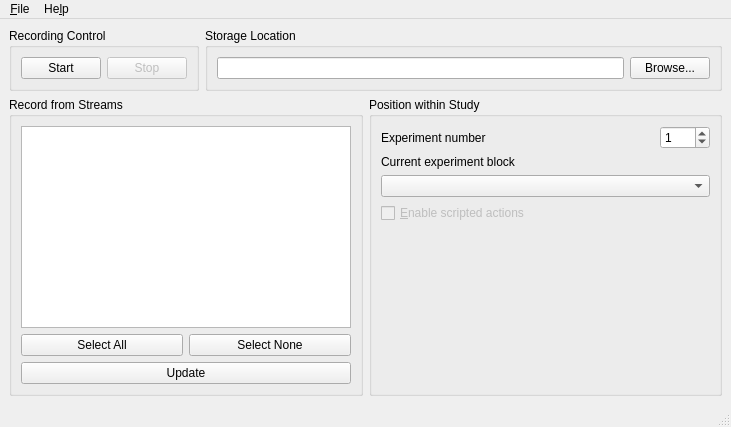
This is mainwindow.ui in labstreaminglayer/App-LabRecorder as Qt 5 draws it before an edit. The edited form follows.
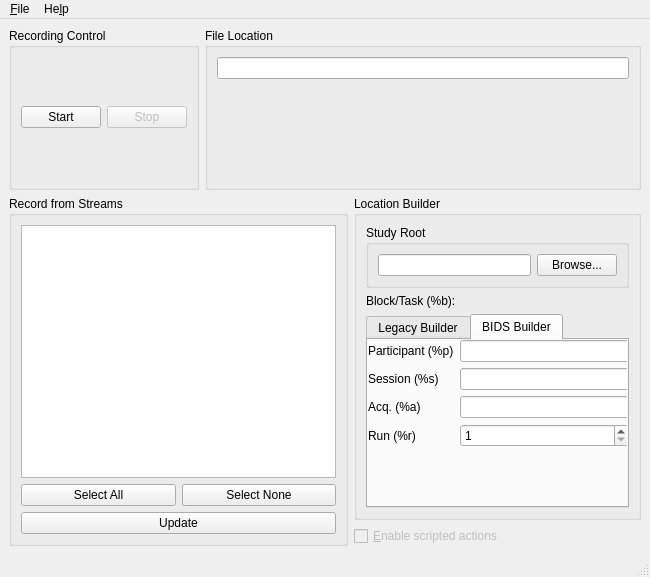
This is the edited form. The open tabs and pages were chosen to show the change. Icons and pictures are not drawn.

Patch:
```diff
--- a/mainwindow.ui
+++ b/mainwindow.ui
@@ -6,19 +6,17 @@
    <rect>
     <x>0</x>
     <y>0</y>
-    <width>731</width>
-    <height>427</height>
+    <width>650</width>
+    <height>577</height>
    </rect>
   </property>
   <property name="windowTitle">
    <string>Lab Recorder</string>
   </property>
   <widget class="QWidget" name="centralwidget">
-   <layout class="QVBoxLayout" name="verticalLayout_3">
-    <item>
-     <layout class="QHBoxLayout" name="horizontalLayout_3">
-      <item>
-       <widget class="QGroupBox" name="groupBox">
+   <layout class="QGridLayout" name="gridLayout_master">
+    <item row="0" column="0">
+     <widget class="QGroupBox" name="groupBox_recording">
         <property name="title">
          <string>Recording Control</string>
         </property>
@@ -50,45 +48,31 @@
         </layout>
        </widget>
       </item>
-      <item>
-       <widget class="QGroupBox" name="groupBox_2">
+    <item row="0" column="1" colspan="3">
+     <widget class="QGroupBox" name="groupBox_location">
         <property name="title">
-         <string>Storage Location</string>
-        </property>
-        <layout class="QHBoxLayout" name="horizontalLayout_2">
+       <string>File Location</string>
+      </property>
+      <layout class="QVBoxLayout" name="verticalLayout">
          <item>
-          <widget class="QLineEdit" name="locationEdit">
-           <property name="minimumSize">
-            <size>
-             <width>361</width>
-             <height>0</height>
-            </size>
-           </property>
-          </widget>
+        <widget class="QLineEdit" name="locationEdit"/>
          </item>
          <item>
-          <widget class="QPushButton" name="browseButton">
+        <widget class="QLabel" name="locationLabel">
            <property name="text">
-            <string>Browse...</string>
-           </property>
-           <property name="shortcut">
-            <string>Ctrl+B</string>
-           </property>
+          <string/>
+         </property>
           </widget>
          </item>
         </layout>
        </widget>
       </item>
-     </layout>
-    </item>
-    <item>
-     <layout class="QHBoxLayout" name="horizontalLayout_4">
-      <item>
-       <widget class="QGroupBox" name="groupBox_3">
+    <item row="1" column="0" rowspan="3" colspan="2">
+     <widget class="QGroupBox" name="groupBox_streams">
         <property name="title">
          <string>Record from Streams</string>
         </property>
-        <layout class="QVBoxLayout" name="verticalLayout_2">
+      <layout class="QVBoxLayout" name="verticalLayout_streams">
          <item>
           <widget class="QListWidget" name="streamList">
            <property name="selectionMode">
@@ -130,43 +114,81 @@
         </layout>
        </widget>
       </item>
+    <item row="1" column="2" rowspan="2" colspan="2">
+     <widget class="QGroupBox" name="groupBox_locationBuilder">
+      <property name="title">
+       <string>Location Builder</string>
+      </property>
+      <layout class="QVBoxLayout" name="verticalLayout_locationBuilder">
+       <property name="title" stdset="0">
+        <string>Location Builder</string>
+       </property>
       <item>
-       <widget class="QGroupBox" name="groupBox_4">
+        <widget class="QGroupBox" name="groupBox_rootFolder">
         <property name="title">
-         <string>Position within Study</string>
-        </property>
-        <layout class="QVBoxLayout" name="verticalLayout">
+          <string>Study Root</string>
+         </property>
+         <layout class="QHBoxLayout" name="horizontalLayout_studyRoot">
          <item>
-          <layout class="QHBoxLayout" name="horizontalLayout_5">
+           <widget class="QLineEdit" name="rootEdit"/>
+          </item>
            <item>
-            <widget class="QLabel" name="label">
-             <property name="sizePolicy">
-              <sizepolicy hsizetype="MinimumExpanding" vsizetype="Preferred">
-               <horstretch>0</horstretch>
-               <verstretch>0</verstretch>
-              </sizepolicy>
-             </property>
+           <widget class="QPushButton" name="rootBrowseButton">
+            <property name="text">
+             <string>Browse...</string>
+            </property>
+            <property name="shortcut">
+             <string>Ctrl+B</string>
+            </property>
+           </widget>
+          </item>
+         </layout>
+        </widget>
+       </item>
+       <item>
+        <layout class="QHBoxLayout" name="horizontalLayout_blockTask">
+         <item>
+          <widget class="QLabel" name="label_currBlock">
              <property name="text">
-              <string>Experiment number</string>
+            <string>Block/Task (%b):</string>
              </property>
             </widget>
            </item>
+        </layout>
+       </item>
            <item>
+        <widget class="QTabWidget" name="tabWidget_storage">
+         <property name="currentIndex">
+          <number>0</number>
+         </property>
+         <widget class="QWidget" name="tab_legacy">
+          <attribute name="title">
+           <string>Legacy Builder</string>
+          </attribute>
+          <widget class="QWidget" name="legacyLayoutWidget">
+           <property name="geometry">
+            <rect>
+             <x>0</x>
+             <y>0</y>
+             <width>261</width>
+             <height>66</height>
+            </rect>
+           </property>
+           <layout class="QFormLayout" name="formLayout">
+            <item row="0" column="0">
+             <widget class="QLabel" name="label_expNum">
+              <property name="text">
+               <string>Exp num (%n)</string>
+              </property>
+             </widget>
+            </item>
+            <item row="0" column="1">
             <widget class="QSpinBox" name="experimentNumberSpin">
-             <property name="sizePolicy">
-              <sizepolicy hsizetype="MinimumExpanding" vsizetype="Fixed">
-               <horstretch>0</horstretch>
-               <verstretch>0</verstretch>
-              </sizepolicy>
-             </property>
-             <property name="maximumSize">
-              <size>
-               <width>50</width>
-               <height>16777215</height>
-              </size>
+              <property name="minimum">
+               <number>1</number>
              </property>
              <property name="maximum">
-              <number>9999</number>
+               <number>1000</number>
              </property>
              <property name="value">
               <number>1</number>
@@ -174,18 +196,84 @@
             </widget>
            </item>
           </layout>
-         </item>
-         <item>
-          <widget class="QLabel" name="label_2">
+          </widget>
+         </widget>
+         <widget class="QWidget" name="tab_bids">
+          <attribute name="title">
+           <string>BIDS Builder</string>
+          </attribute>
+          <widget class="QWidget" name="bidsLayoutWidget">
+           <property name="geometry">
+            <rect>
+             <x>0</x>
+             <y>0</y>
+             <width>261</width>
+             <height>126</height>
+            </rect>
+           </property>
+           <layout class="QFormLayout" name="formLayout">
+            <item row="0" column="0">
+             <widget class="QLabel" name="label_participant">
+              <property name="text">
+               <string>Participant (%p)</string>
+              </property>
+             </widget>
+            </item>
+            <item row="0" column="1">
+             <widget class="QLineEdit" name="lineEdit_participant"/>
+            </item>
+            <item row="1" column="0">
+             <widget class="QLabel" name="label_session">
            <property name="text">
-            <string>Current experiment block</string>
+               <string>Session (%s)</string>
            </property>
           </widget>
          </item>
-         <item>
-          <widget class="QComboBox" name="blockList"/>
-         </item>
-         <item>
+            <item row="1" column="1">
+             <widget class="QLineEdit" name="lineEdit_session"/>
+            </item>
+            <item row="2" column="0">
+             <widget class="QLabel" name="label_acq">
+              <property name="text">
+               <string>Acq. (%a)</string>
+              </property>
+             </widget>
+            </item>
+            <item row="2" column="1">
+             <widget class="QLineEdit" name="lineEdit_acq"/>
+            </item>
+            <item row="3" column="0">
+             <widget class="QLabel" name="label_run">
+              <property name="text">
+               <string>Run (%r)</string>
+              </property>
+             </widget>
+            </item>
+            <item row="3" column="1">
+             <widget class="QSpinBox" name="spinBox_run">
+              <property name="sizePolicy">
+               <sizepolicy hsizetype="Expanding" vsizetype="Fixed">
+                <horstretch>0</horstretch>
+                <verstretch>0</verstretch>
+               </sizepolicy>
+              </property>
+              <property name="minimum">
+               <number>1</number>
+              </property>
+              <property name="maximum">
+               <number>1000</number>
+              </property>
+             </widget>
+            </item>
+           </layout>
+          </widget>
+         </widget>
+        </widget>
+       </item>
+      </layout>
+     </widget>
+    </item>
+    <item row="3" column="2" colspan="2">
           <widget class="QCheckBox" name="enableScriptedActionsCheck">
            <property name="enabled">
             <bool>false</bool>
@@ -198,24 +286,6 @@
            </property>
           </widget>
          </item>
-         <item>
-          <spacer name="verticalSpacer">
-           <property name="orientation">
-            <enum>Qt::Vertical</enum>
-           </property>
-           <property name="sizeHint" stdset="0">
-            <size>
-             <width>0</width>
-             <height>0</height>
-            </size>
-           </property>
-          </spacer>
-         </item>
-        </layout>
-       </widget>
-      </item>
-     </layout>
-    </item>
    </layout>
   </widget>
   <widget class="QMenuBar" name="menubar">
@@ -223,8 +293,8 @@
     <rect>
      <x>0</x>
      <y>0</y>
-     <width>731</width>
-     <height>30</height>
+     <width>650</width>
+     <height>21</height>
     </rect>
    </property>
    <widget class="QMenu" name="menuFile">
```
Left out of the diff: 6 changed lines with no effect on the pictures. Lines whose indentation alone changed are shown as unchanged.
